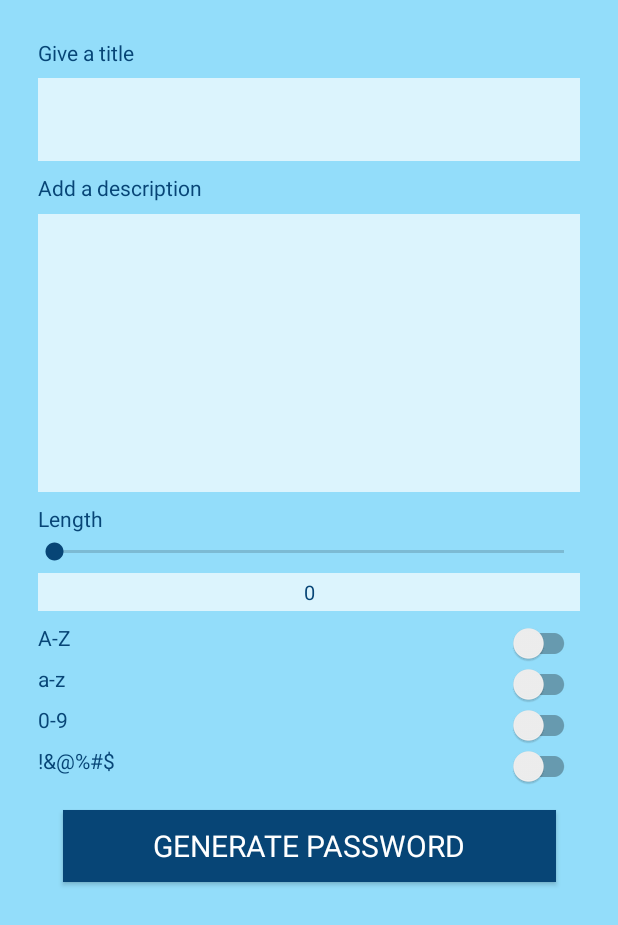
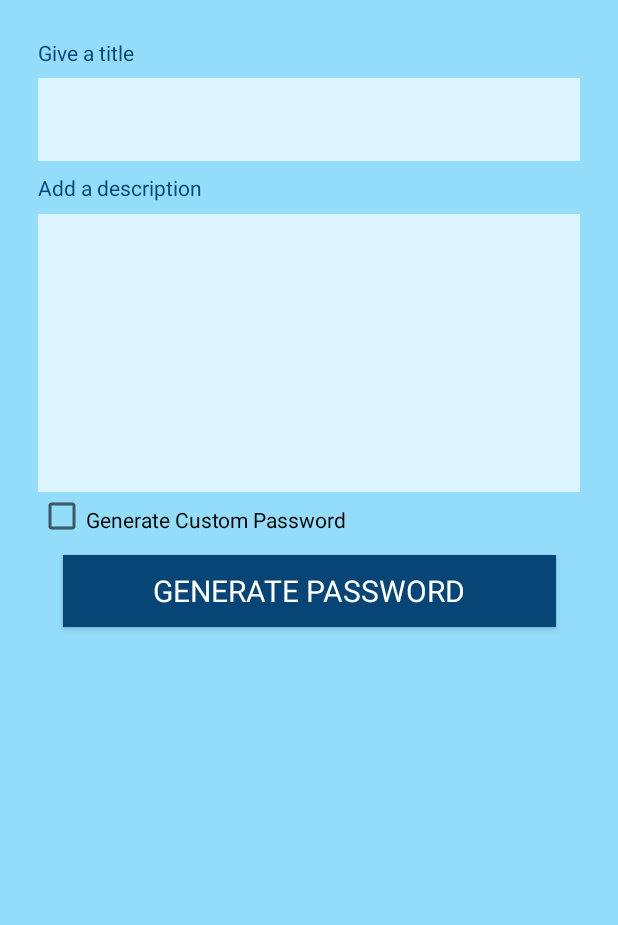
Before and after one commit to nakshatra-bazukaa/SecureD, an Android app: the MakePasswordActivity screen opened directly, with no data from a screen before it, on a phone screen of 412 x 824 dp. Shown: the top 925 px of the screen. Run offline under Robolectric (Android 15) with nearby library versions, the phone set to English and light mode, and no system bars; our stand-ins replace ButterKnife.

```diff
--- a/Android/app/src/main/java/com/bazukaa/secured/ui/MakePasswordActivity.java
+++ b/Android/app/src/main/java/com/bazukaa/secured/ui/MakePasswordActivity.java
@@ -3,10 +3,23 @@ package com.bazukaa.secured.ui;
 import androidx.appcompat.app.AppCompatActivity;
 
 import android.os.Bundle;
+import android.widget.EditText;
 
 import com.bazukaa.secured.R;
 
+import butterknife.BindView;
+
 public class MakePasswordActivity extends AppCompatActivity {
+
+    public static final String EXTRA_TITLE = "com.bazukaa.secured.ui.EXTRA_TITLE";
+    public static final String EXTRA_DESC = "com.bazukaa.secured.ui.EXTRA_DESC";
+    public static final String EXTRA_PWD = "com.bazukaa.secured.ui.EXTRA_PWD";
+    public static final String EXTRA_TIMESTAMP = "com.bazukaa.secured.ui.EXTRA_TIMESTAMP";
+
+    @BindView((R.id.act_mk_pwd_et_title))
+    EditText titleEditText;
+    @BindView(R.id.act_mk_pwd_et_desc)
+    EditText descEditText;
 
     @Override
     protected void onCreate(Bundle savedInstanceState) {
--- a/Android/app/src/main/res/layout/activity_make_password.xml
+++ b/Android/app/src/main/res/layout/activity_make_password.xml
@@ -57,6 +57,17 @@
         app:layout_constraintStart_toStartOf="parent"
         app:layout_constraintTop_toBottomOf="@+id/act_mk_pwd_tv_desc" />
 
+    <com.google.android.material.checkbox.MaterialCheckBox
+        android:id="@+id/act_mk_pwd_cb"
+        android:layout_width="wrap_content"
+        android:layout_height="wrap_content"
+        android:text="Generate Custom Password"
+        app:layout_constraintStart_toStartOf="parent"
+        app:layout_constraintTop_toBottomOf="@+id/act_mk_pwd_et_desc"
+        android:layout_marginHorizontal="25dp"
+        android:paddingTop="8dp"
+        android:paddingBottom="3dp"/>
+
     <TextView
         android:id="@+id/act_mk_pwd_tv_length"
         android:layout_width="match_parent"
@@ -64,18 +75,20 @@
         android:layout_marginHorizontal="25dp"
         android:paddingTop="8dp"
         android:paddingBottom="3dp"
+        android:visibility="gone"
         android:gravity="left"
         android:text="Length"
         android:textColor="@color/colorAccent"
         app:layout_constraintEnd_toEndOf="parent"
         app:layout_constraintStart_toStartOf="parent"
-        app:layout_constraintTop_toBottomOf="@+id/act_mk_pwd_et_desc" />
+        app:layout_constraintTop_toBottomOf="@+id/act_mk_pwd_cb" />
 
     <SeekBar
         android:id="@+id/act_mk_pwd_slider"
         android:layout_width="match_parent"
         android:layout_height="wrap_content"
         app:trackColor="@color/colorPrimaryDark"
+        android:visibility="gone"
         android:layout_marginHorizontal="20dp"
         android:paddingBottom="5dp"
         android:valueFrom="0"
@@ -91,6 +104,7 @@
         android:layout_width="match_parent"
         android:layout_height="wrap_content"
         android:background="@color/colorPrimaryLight"
+        android:visibility="gone"
         android:fontFamily="sans-serif"
         android:layout_marginHorizontal="25dp"
         android:paddingVertical="3dp"
@@ -107,6 +121,7 @@
         android:id="@+id/act_mk_pwd_ll_toggles"
         android:layout_width="match_parent"
         android:layout_height="wrap_content"
+        android:visibility="gone"
         android:layout_marginHorizontal="25dp"
         android:layout_marginTop="8dp"
         android:paddingBottom="5dp"
```
Also changed, not shown: Android/app/src/main/java/com/bazukaa/secured/ui/PasswordActivity.java (+25 -1 lines).
